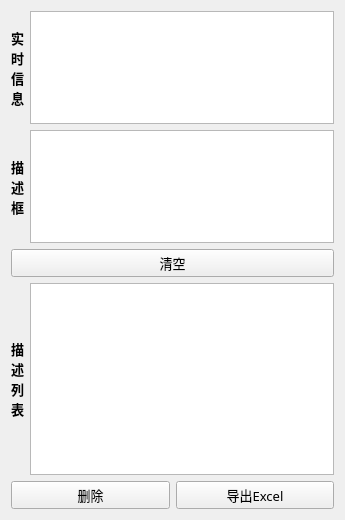
The window that defectwidget.ui (jerky168/BoreholeAnalyzer) describes before a commit, drawn with Qt 5.
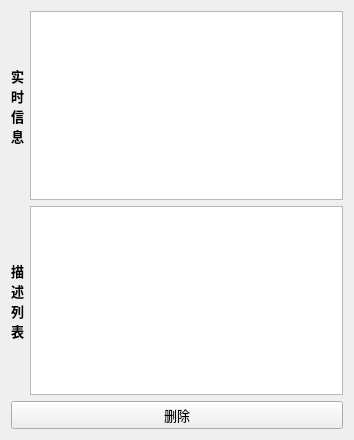
The same window after the commit.

Commit message: 上传最新代码，将导出excel放在菜单，作为一个action。

What changed in the file:
```diff
--- a/defectwidget.ui
+++ b/defectwidget.ui
@@ -6,8 +6,8 @@
    <rect>
     <x>0</x>
     <y>0</y>
-    <width>345</width>
-    <height>520</height>
+    <width>354</width>
+    <height>440</height>
    </rect>
   </property>
   <property name="font">
@@ -23,7 +23,7 @@
    <item>
     <layout class="QGridLayout" name="gridLayout">
      <item row="0" column="0">
-      <widget class="QLabel" name="label_2">
+      <widget class="QLabel" name="label_1">
        <property name="sizePolicy">
         <sizepolicy hsizetype="Maximum" vsizetype="Preferred">
          <horstretch>0</horstretch>
@@ -51,46 +51,9 @@
       </widget>
      </item>
      <item row="0" column="1">
-      <widget class="QTextEdit" name="realInfoEdit"/>
-     </item>
-     <item row="1" column="0">
-      <widget class="QLabel" name="label_3">
-       <property name="sizePolicy">
-        <sizepolicy hsizetype="Maximum" vsizetype="Preferred">
-         <horstretch>0</horstretch>
-         <verstretch>0</verstretch>
-        </sizepolicy>
-       </property>
-       <property name="font">
-        <font>
-         <weight>75</weight>
-         <bold>true</bold>
-        </font>
-       </property>
-       <property name="text">
-        <string>描
-述
-框</string>
-       </property>
-       <property name="alignment">
-        <set>Qt::AlignCenter</set>
-       </property>
-       <property name="wordWrap">
+      <widget class="QTextEdit" name="realInfoEdit">
+       <property name="readOnly">
         <bool>true</bool>
-       </property>
-      </widget>
-     </item>
-     <item row="1" column="1">
-      <widget class="QTextEdit" name="descipEdit"/>
-     </item>
-    </layout>
-   </item>
-   <item>
-    <layout class="QHBoxLayout" name="horizontalLayout_2">
-     <item>
-      <widget class="QPushButton" name="clearButton">
-       <property name="text">
-        <string>清空</string>
        </property>
       </widget>
      </item>
@@ -99,7 +62,7 @@
    <item>
     <layout class="QHBoxLayout" name="horizontalLayout">
      <item>
-      <widget class="QLabel" name="label_4">
+      <widget class="QLabel" name="label_2">
        <property name="sizePolicy">
         <sizepolicy hsizetype="Maximum" vsizetype="Preferred">
          <horstretch>0</horstretch>
@@ -127,7 +90,7 @@
       </widget>
      </item>
      <item>
-      <widget class="QTableView" name="tableView"/>
+      <widget class="QTreeView" name="treeView"/>
      </item>
     </layout>
    </item>
@@ -140,13 +103,6 @@
        </property>
       </widget>
      </item>
-     <item>
-      <widget class="QPushButton" name="exportButton">
-       <property name="text">
-        <string>导出Excel</string>
-       </property>
-      </widget>
-     </item>
     </layout>
    </item>
   </layout>
```
The commit also changes 16 other files.
